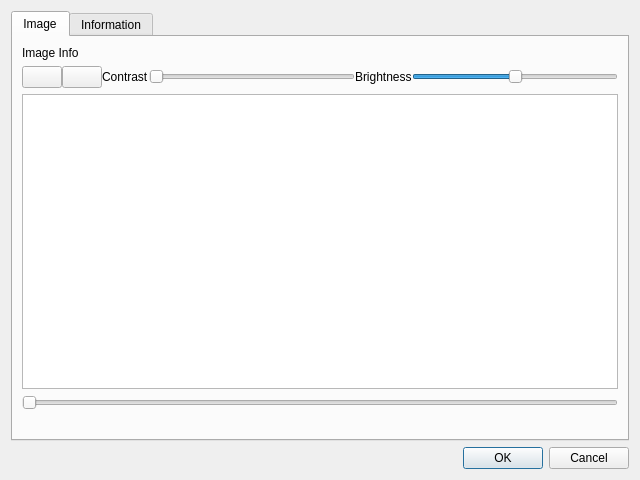
Qt form view_image.ui (frankyeh/DSI-Studio) before a commit.
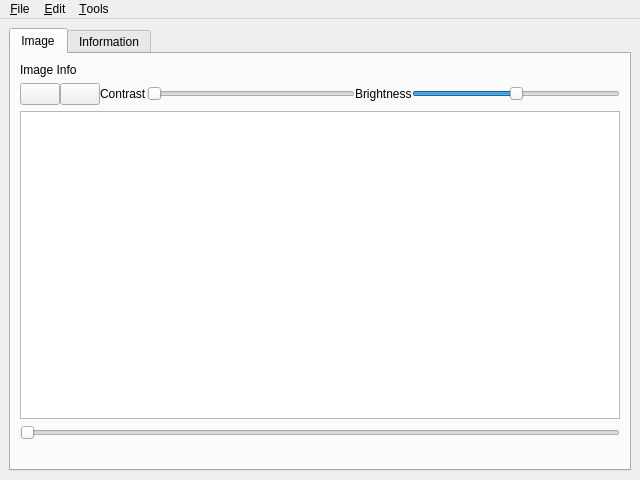
The same form after that commit. Icons and pictures are not drawn.

Commit message: [vis] update image viewer

Diff of the .ui file:
```diff
--- a/view_image.ui
+++ b/view_image.ui
@@ -1,7 +1,7 @@
 <?xml version="1.0" encoding="UTF-8"?>
 <ui version="4.0">
  <class>view_image</class>
- <widget class="QDialog" name="view_image">
+ <widget class="QMainWindow" name="view_image">
   <property name="geometry">
    <rect>
     <x>0</x>
@@ -13,6 +13,7 @@
   <property name="windowTitle">
    <string>Dialog</string>
   </property>
+  <widget class="QWidget" name="centralwidget">
   <layout class="QVBoxLayout" name="verticalLayout">
    <item>
     <widget class="QTabWidget" name="tabWidget">
@@ -163,17 +164,48 @@
      </widget>
     </widget>
    </item>
-   <item>
-    <widget class="QDialogButtonBox" name="buttonBox">
-     <property name="orientation">
-      <enum>Qt::Horizontal</enum>
-     </property>
-     <property name="standardButtons">
-      <set>QDialogButtonBox::Cancel|QDialogButtonBox::Ok</set>
-     </property>
-    </widget>
-   </item>
-  </layout>
+   </layout>
+  </widget>
+  <widget class="QMenuBar" name="menuBar">
+   <property name="geometry">
+    <rect>
+     <x>0</x>
+     <y>0</y>
+     <width>640</width>
+     <height>21</height>
+    </rect>
+   </property>
+   <widget class="QMenu" name="menu_File">
+    <property name="title">
+     <string>&amp;File</string>
+    </property>
+    <addaction name="action_Save_as"/>
+   </widget>
+   <widget class="QMenu" name="menu_Edit">
+    <property name="title">
+     <string>&amp;Edit</string>
+    </property>
+   </widget>
+   <widget class="QMenu" name="menuTools">
+    <property name="title">
+     <string>&amp;Tools</string>
+    </property>
+    <addaction name="actionResample"/>
+   </widget>
+   <addaction name="menu_File"/>
+   <addaction name="menu_Edit"/>
+   <addaction name="menuTools"/>
+  </widget>
+  <action name="action_Save_as">
+   <property name="text">
+    <string>&amp;Save as...</string>
+   </property>
+  </action>
+  <action name="actionResample">
+   <property name="text">
+    <string>Resample...</string>
+   </property>
+  </action>
  </widget>
  <resources>
   <include location="icons.qrc"/>
```
Left out of the diff: 35 changed lines with no effect on the pictures. Lines whose indentation alone changed are shown as unchanged. The commit also changes 3 other files.
